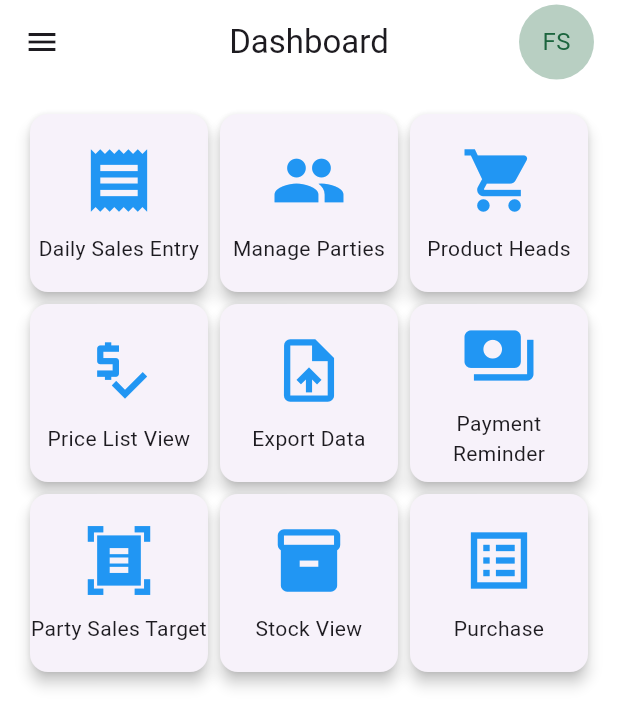
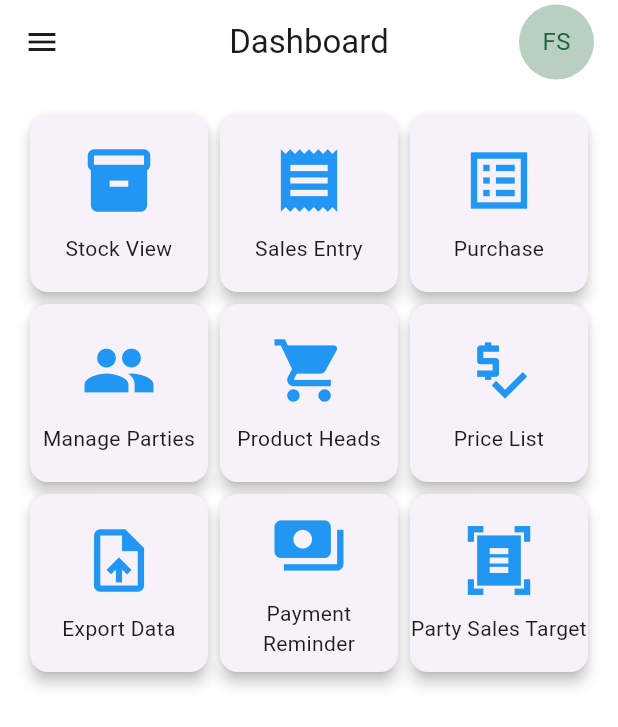
Before and after one commit to DeepGhaghra/SalesAppAndroid, a Flutter app: the screen it shows after launch, on a phone screen of 412 x 824 dp. Shown: the top 727 px of the screen. Run offline on Flutter 3.47's test engine with Material 3 defaults, Android fonts, the phone set to English and light mode, and no system bars; our stand-ins replace awesome_notifications, cached_network_image, connectivity_plus, file_picker, flutter_local_notifications, flutter_svg and 11 more; missing offline and left inert: android_intent_plus, drop_down_list, excel, universal_html; accounts and stored records are empty.

Commit message:
dashboard purchase updated

```diff
--- a/lib/app/core/common/app_drawer.dart
+++ b/lib/app/core/common/app_drawer.dart
@@ -55,6 +55,7 @@ underline: SizedBox(),
             ),
           ),
           _drawerItem(context, Icons.receipt, "Sales Entry", Routes.SALESENTRIES),
+          _drawerItem(context, Icons.list_alt_sharp, "Purchase Entry", Routes.PURCHASE),
           _drawerItem(context, Icons.group, "Party List", Routes.PARTYLIST),
           _drawerItem(context, Icons.shopping_cart, "Product List", Routes.PRODUCTLIST),
           _drawerItem(context, Icons.price_check, "Price List", Routes.PRICELIST),
--- a/lib/app/modules/Dashboard/views/dashboard_view.dart
+++ b/lib/app/modules/Dashboard/views/dashboard_view.dart
@@ -35,66 +35,29 @@ Widget _homeMenu(BuildContext context) {
     crossAxisCount: crossAxisCount,
     padding: const EdgeInsets.all(16),
     children: [
-      _menuTile(
-        context,
-        "Daily Sales Entry",
-        Icons.receipt,
-        Routes.SALESENTRIES,
-        // const SalesEntryScreen(),
-      ),
-      _menuTile(
-        context,
-        "Manage Parties",
-        Icons.group,
-        Routes.PARTYLIST,
-        // const PartyListScreen(isOnline: true),
-      ),
+      _menuTile(context, "Stock View", Icons.inventory_2, Routes.STOCKVIEW),
+      _menuTile(context, "Sales Entry", Icons.receipt, Routes.SALESENTRIES),
+      _menuTile(context, "Purchase", Icons.list_alt_sharp, Routes.PURCHASE),
+      _menuTile(context, "Manage Parties", Icons.group, Routes.PARTYLIST),
       _menuTile(
         context,
         "Product Heads",
         Icons.shopping_cart,
         Routes.PRODUCTLIST,
-        // const ProductListScreen(isOnline: true),
       ),
-      _menuTile(
-        context,
-        "Price List View",
-        Icons.price_check,
-        Routes.PRICELIST,
-        // const PriceListScreen(),
-      ),
-      _menuTile(
-        context,
-        "Export Data",
-        Icons.upload_file,
-        Routes.EXPORTDATA,
-        // const ExportDataView(),
-      ),
+      _menuTile(context, "Price List", Icons.price_check, Routes.PRICELIST),
+      _menuTile(context, "Export Data", Icons.upload_file, Routes.EXPORTDATA),
       _menuTile(
         context,
         "Payment Reminder",
         Icons.payments,
         Routes.PAYREMINDER,
-        // const PaymentReminderScreen(),
       ),
       _menuTile(
         context,
         "Party Sales Target",
         Icons.document_scanner_sharp,
         Routes.PARTYSALESTARGET,
-        // const PartySalesTargetScreen(),
-      ),
-      _menuTile(
-        context,
-        "Stock View",
-        Icons.inventory_2,
-        Routes.STOCKVIEW,
-        // const StockViewScreen(),
-      ), _menuTile(
-        context,
-        "Purchase",
-        Icons.list_alt_sharp,
-        Routes.PURCHASE,
       ),
     ],
   );
--- a/lib/app/modules/purchase/controllers/purchase_controller.dart
+++ b/lib/app/modules/purchase/controllers/purchase_controller.dart
@@ -38,6 +38,7 @@ class PurchaseController extends GetxController {
   final RxnString selectedLocationName = RxnString();
   Item? selectedLocationItem;
   final RxnInt locationId = RxnInt();
+  final TextEditingController qtyController = TextEditingController();
 
   @override
   void onInit() {
@@ -149,7 +150,13 @@ class PurchaseController extends GetxController {
 
       await fetchPurchases();
       clearForm();
-      Get.snackbar('Success', 'Purchase entry saved successfully');
+      Get.snackbar(
+        'Success',
+        'Purchase entry saved successfully',
+        snackPosition: SnackPosition.BOTTOM,
+        backgroundColor: Colors.green,
+        colorText: Colors.white,
+      );
     } catch (e) {
       final errorMessage =
           e is PostgrestException ? e.details ?? e.message : e.toString();
@@ -157,14 +164,15 @@ class PurchaseController extends GetxController {
         'Error',
         'Failed to add purchase: $errorMessage',
         duration: const Duration(seconds: 5),
+        snackPosition: SnackPosition.BOTTOM,
+        backgroundColor: Colors.red,
+        colorText: Colors.white,
       );
       rethrow;
     } finally {
       isLoading(false);
     }
   }
-
-  final TextEditingController qtyController = TextEditingController();
 
   void clearForm() {
     // Clear values
@@ -188,4 +196,10 @@ class PurchaseController extends GetxController {
     fetchStocks(); // Refresh design list
     fetchLocation();
   }
+
+  @override
+  void onClose() {
+    qtyController.dispose();
+    super.onClose();
+  }
 }
```
